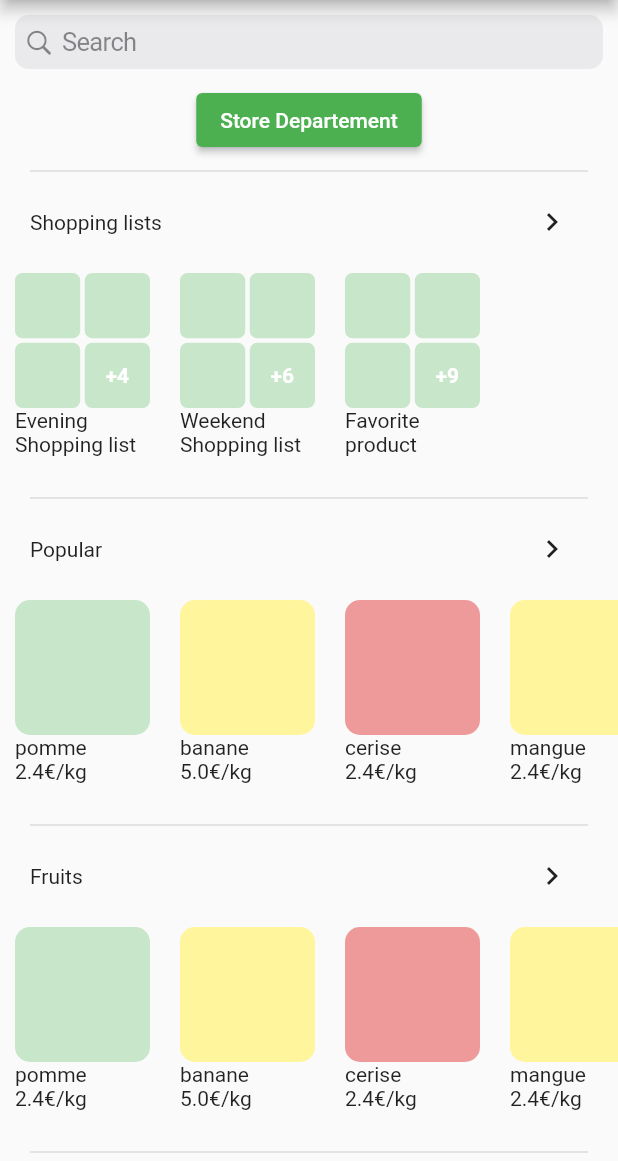
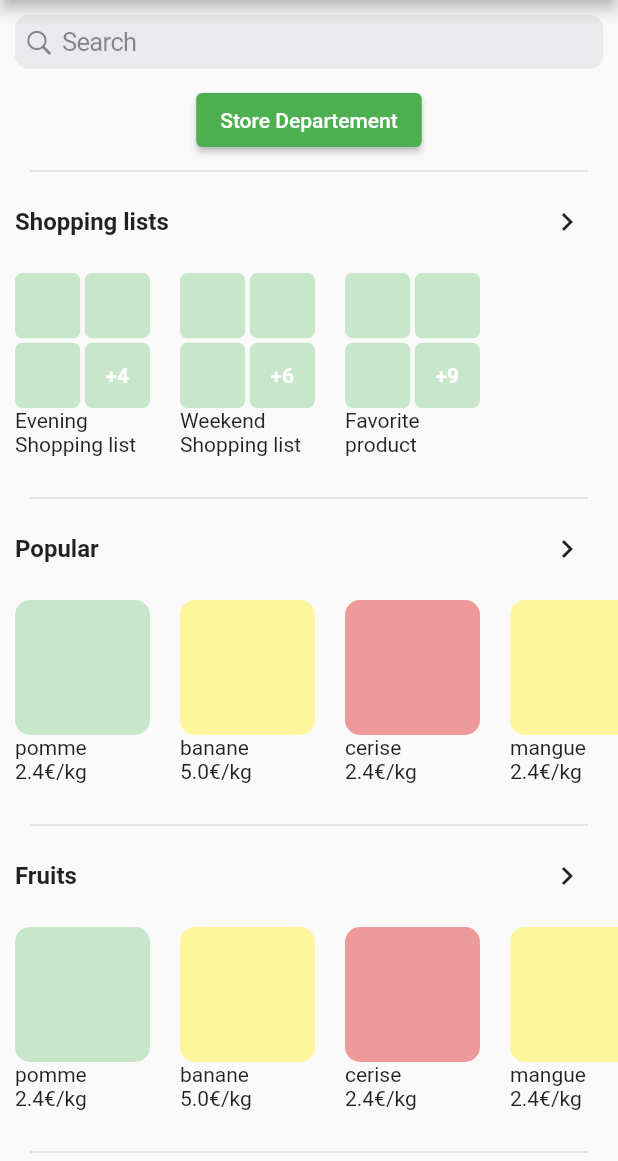
Before and after one commit to antoinebarbier022/app-marche-en-ligne, a Flutter app: the screen it shows after launch, on a phone screen of 412 x 824 dp, the part 75-1236 px from its top. Run offline on Flutter 3.47's test engine with Material 2 defaults, Android fonts, the phone set to English and light mode, and no system bars; our stand-ins replace firebase_core; accounts and stored records are empty.

Commit message:
Style titre list categories

```diff
--- a/lib/view/widgets/product_list_widget.dart
+++ b/lib/view/widgets/product_list_widget.dart
@@ -17,11 +17,11 @@ class ProductList extends StatelessWidget {
     return Column(
       children: [
         Container(
-          padding: const EdgeInsets.only(left: 20, right: 20),
+          padding: const EdgeInsets.only(left: 10, right: 10),
           child: Row(
             mainAxisAlignment: MainAxisAlignment.spaceBetween,
             children: [
-              Text(title),
+              Text(title, style: const TextStyle(fontSize: 16, fontWeight: FontWeight.bold)),
               IconButton(
                 icon: const Icon(Icons.chevron_right),
                 onPressed: () {
--- a/lib/view/widgets/shopping_list_widget.dart
+++ b/lib/view/widgets/shopping_list_widget.dart
@@ -15,10 +15,10 @@ class ShoppingList extends StatelessWidget {
     return Column(
       children: [
         Container(
-          padding: const EdgeInsets.only(left: 20, right: 20),
+          padding: const EdgeInsets.only(left: 10, right: 10),
           child: Row(
             mainAxisAlignment: MainAxisAlignment.spaceBetween,
-            children: [Text(title), IconButton(
+            children: [Text(title, style: const TextStyle(fontSize: 16, fontWeight: FontWeight.bold)), IconButton(
                 icon: const Icon(Icons.chevron_right),
                 onPressed: () {
                   Navigator.push(
```
